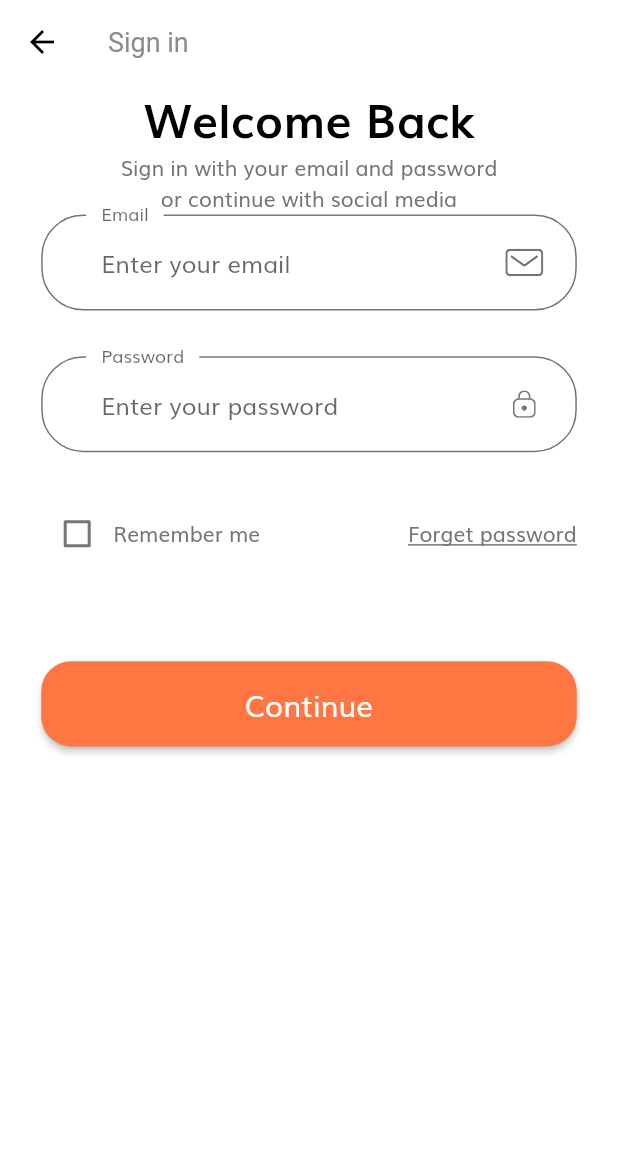
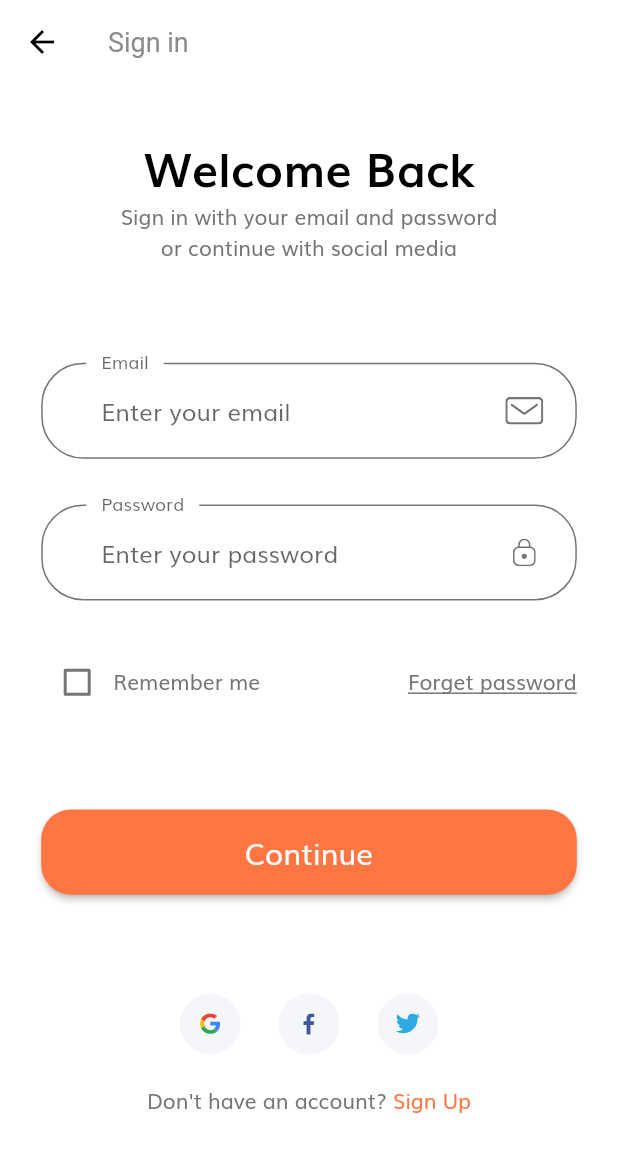
Before and after one commit to AdelRizq/FlyBuy, a Flutter app: the screen it shows after launch, after a tap on "Continue", on a phone screen of 412 x 824 dp. Shown: the top 1152 px of the screen. Run offline on Flutter 3.47's test engine with Material 2 defaults, Android fonts, the phone set to English and light mode, and no system bars; our stand-ins replace flutter_svg.

Commit message:
Add social cards and finish sign in screen

```diff
--- /dev/null
+++ b/lib/components/social_card.dart
@@ -0,0 +1,34 @@
+import 'package:flutter/material.dart';
+import 'package:flutter_svg/flutter_svg.dart';
+
+import '../size_config.dart';
+
+class SocialCard extends StatelessWidget {
+  SocialCard({
+    Key key,
+    this.icon,
+    this.press,
+  }) : super(key: key);
+
+  final String icon;
+  final Function press;
+
+  @override
+  Widget build(BuildContext context) {
+    return GestureDetector(
+      onTap: press,
+      child: Container(
+        margin:
+            EdgeInsets.symmetric(horizontal: getProportionateScreenWidth(10)),
+        padding: EdgeInsets.all(getProportionateScreenWidth(12)),
+        height: getProportionateScreenHeight(40),
+        width: getProportionateScreenWidth(40),
+        decoration: BoxDecoration(
+          color: Color(0xFFF5F6F9),
+          shape: BoxShape.circle,
+        ),
+        child: SvgPicture.asset(icon),
+      ),
+    );
+  }
+}
--- a/lib/screens/sign_in/components/body.dart
+++ b/lib/screens/sign_in/components/body.dart
@@ -1,7 +1,9 @@
 import 'package:flutter/material.dart';
+import 'package:flybuy/constants.dart';
 
 import './sign_in_form.dart';
 import '../../../size_config.dart';
+import '../../../components/social_card.dart';
 
 class Body extends StatelessWidget {
   @override
@@ -12,8 +14,10 @@ class Body extends StatelessWidget {
         child: Padding(
           padding:
               EdgeInsets.symmetric(horizontal: getProportionateScreenWidth(25)),
+          child: SingleChildScrollView(
             child: Column(
               children: [
+                SizedBox(height: SizeConfig.screenHeight * 0.04),
                 Text(
                   "Welcome Back",
                   style: TextStyle(
@@ -27,8 +31,39 @@ class Body extends StatelessWidget {
                   "Sign in with your email and password\nor continue with social media",
                   textAlign: TextAlign.center,
                 ),
+                SizedBox(height: SizeConfig.screenHeight * 0.08),
                 SignForm(),
+                SizedBox(height: SizeConfig.screenHeight * 0.08),
+                Row(
+                  mainAxisAlignment: MainAxisAlignment.center,
+                  children: [
+                    SocialCard(
+                      icon: "assets/icons/google-icon.svg",
+                      press: () {},
+                    ),
+                    SocialCard(
+                      icon: "assets/icons/facebook-2.svg",
+                      press: () {},
+                    ),
+                    SocialCard(
+                      icon: "assets/icons/twitter.svg",
+                      press: () {},
+                    ),
                   ],
+                ),
+                SizedBox(height: getProportionateScreenHeight(20)),
+                Row(
+                  mainAxisAlignment: MainAxisAlignment.center,
+                  children: [
+                    Text("Don't have an account? "),
+                    Text(
+                      "Sign Up",
+                      style: TextStyle(color: kPrimaryColor),
+                    ),
+                  ],
+                )
+              ],
+            ),
           ),
         ),
       ),
--- a/lib/screens/splash_screen/components/body.dart
+++ b/lib/screens/splash_screen/components/body.dart
@@ -56,7 +56,7 @@ class _BodyState extends State<Body> {
                   mainAxisAlignment: MainAxisAlignment.center,
                   children: List.generate(
                       splashData.length,
-                      (index) => buildDot(
+                      (index) => BuildDot(
                           pageNumber: index, currentPage: _currentPage)),
                 ),
                 Spacer(flex: 4),
@@ -79,8 +79,8 @@ class _BodyState extends State<Body> {
   }
 }
 
-class buildDot extends StatelessWidget {
-  const buildDot({
+class BuildDot extends StatelessWidget {
+  const BuildDot({
     Key key,
     this.pageNumber,
     this.currentPage,
```
Lines whose indentation alone changed are shown as unchanged.
